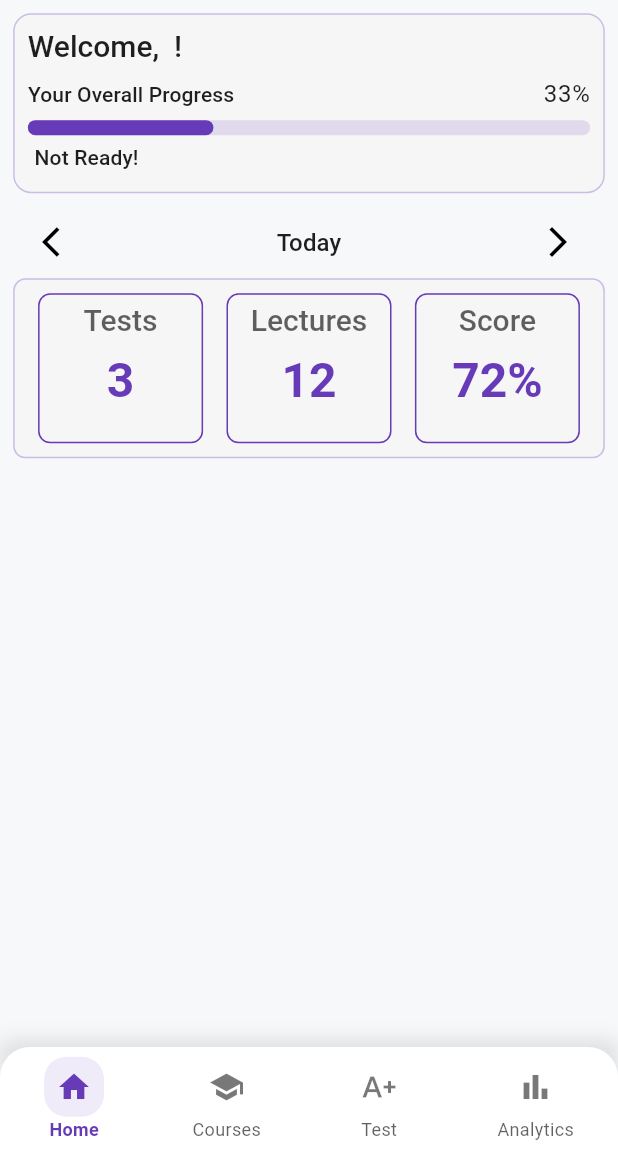
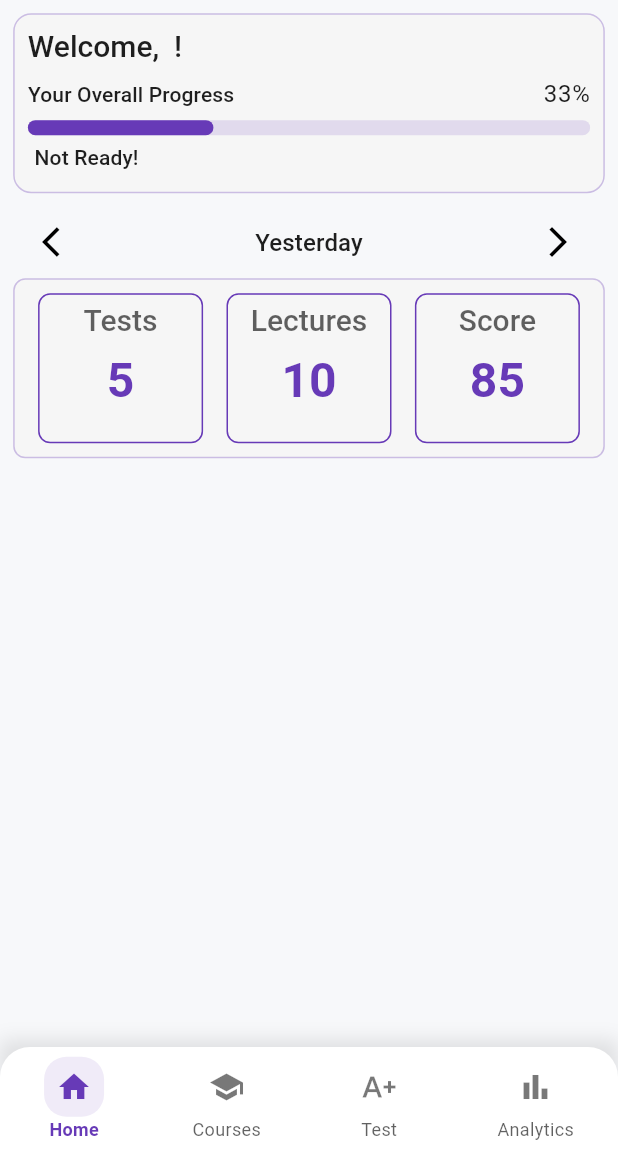
Before and after one commit to TanmayN22/Quizzler, a Flutter app: the screen it shows once a user with an empty profile is signed in, after a tap on the "arrow back ios" icon, on a phone screen of 412 x 824 dp, the part 84-1236 px from its top. Run offline on Flutter 3.47's test engine with Material 3 defaults, Android fonts, the phone set to English and light mode, and no system bars; our stand-ins replace cloud_firestore, firebase_auth, firebase_core, get; accounts and stored records are empty; generated files the repository leaves out were written again; statements that could not run were skipped.

Commit message:
daily stats box

```diff
--- /dev/null
+++ b/lib/app/home/model/data_stats_model.dart
@@ -0,0 +1,8 @@
+class DailyStats {
+  final int tests;
+  final int lectures;
+  final int score;
+
+  DailyStats(
+      {required this.tests, required this.lectures, required this.score});
+}
--- a/lib/app/home/view/home_page.dart
+++ b/lib/app/home/view/home_page.dart
@@ -1,112 +1,26 @@
 import 'package:flutter/material.dart';
-import 'package:get/get.dart';
+import 'package:quizller/app/home/widgets/daily_stat_container.dart';
 import 'package:quizller/app/home/widgets/progress_container.dart';
-import 'package:quizller/utils/constants/sizes.dart';
-import 'package:quizller/utils/helpers/responsive.dart';
 import 'package:quizller/widgets/navbar.dart';
 
-class HomePage extends StatelessWidget {
+class HomePage extends StatefulWidget {
   const HomePage({super.key});
 
   @override
+  State<HomePage> createState() => _HomePageState();
+}
+
+class _HomePageState extends State<HomePage> {
+  @override
   Widget build(BuildContext context) {
-    final colorScheme = Theme.of(context).colorScheme;
     return Scaffold(
       appBar: Navbar(title: 'Quizzler'),
       body: Column(
         children: [
           ProgressContainer(),
-          Column(
-            children: [
-              Padding(
-                padding: const EdgeInsets.only(
-                    left: AppSizes.p16, right: AppSizes.p16),
-                child: Row(
-                  mainAxisAlignment: MainAxisAlignment.spaceBetween,
-                  children: [
-                    IconButton(
-                        onPressed: () {},
-                        icon: Icon(
-                          Icons.arrow_back_ios,
-                          color: Colors.black,
-                        )),
-                    Text(
-                      'Today',
-                      style: Theme.of(context).textTheme.titleSmall,
-                    ),
-                    IconButton(
-                      onPressed: () {},
-                      icon: Icon(
-                        Icons.arrow_forward_ios,
-                        color: Colors.black,
-                      ),
-                    ),
-                  ],
-                ),
-              ),
-              Padding(
-                padding:
-                    EdgeInsets.only(left: AppSizes.p8.w, right: AppSizes.p8.w),
-                child: Container(
-                  width: Get.width,
-                  height: 120,
-                  decoration: BoxDecoration(
-                      color: colorScheme.secondary,
-                      border: Border.all(
-                          color: colorScheme.primary.withOpacity(0.3)),
-                      borderRadius: BorderRadius.circular(AppSizes.radiusMd)),
-                  child: IntrinsicHeight(
-                    child: Row(
-                      mainAxisAlignment: MainAxisAlignment.spaceEvenly,
-                      children: [
-                        statBox(context, 'Tests', '3'),
-                        statBox(context, 'Lectures', '12'),
-                        statBox(context, 'Score', '72%')
-                      ],
-                    ),
-                  ),
-                ),
-              )
-            ],
-          )
+          DailyStatContainer(),
         ],
       ),
     );
   }
 }
-
-Widget statBox(BuildContext context, String title, String value) {
-  final colorScheme = Theme.of(context).colorScheme;
-
-  return Container(
-    width: 110,
-    height: 100,
-    decoration: BoxDecoration(
-        color: colorScheme.secondary,
-        border: Border.all(color: colorScheme.primary),
-        borderRadius: BorderRadius.circular(AppSizes.radiusMd)),
-    child: Column(
-      children: [
-        SizedBox(
-          height: 4,
-        ),
-        Text(
-          title,
-          style: Theme.of(context).textTheme.titleLarge?.copyWith(
-                color: Theme.of(context).colorScheme.onSurface.withOpacity(0.7),
-              ),
-        ),
-        SizedBox(
-          height: 8,
-        ),
-        Text(
-          value,
-          style: Theme.of(context)
-              .textTheme
-              .headlineLarge
-              ?.copyWith(color: Theme.of(context).colorScheme.primaryContainer),
-        )
-      ],
-    ),
-  );
-}
--- /dev/null
+++ b/lib/app/home/widgets/daily_stat_container.dart
@@ -0,0 +1,130 @@
+import 'package:flutter/material.dart';
+import 'package:get/get.dart';
+import 'package:intl/intl.dart';
+import 'package:quizller/app/home/widgets/statbox.dart';
+import 'package:quizller/utils/constants/sizes.dart';
+import 'package:quizller/utils/helpers/responsive.dart';
+import '../model/data_stats_model.dart';
+
+class DailyStatContainer extends StatefulWidget {
+  const DailyStatContainer({super.key});
+
+  @override
+  State<DailyStatContainer> createState() => _DailyStatContainerState();
+}
+
+class _DailyStatContainerState extends State<DailyStatContainer> {
+  late DateTime _selectedDate;
+
+  Map<DateTime, DailyStats> get _statsData => {
+        _normalizeDate(DateTime.now()):
+            DailyStats(tests: 3, lectures: 12, score: 72),
+        _normalizeDate(DateTime.now().subtract(const Duration(days: 1))):
+            DailyStats(tests: 5, lectures: 10, score: 85),
+        _normalizeDate(DateTime.now().subtract(const Duration(days: 2))):
+            DailyStats(tests: 2, lectures: 8, score: 60),
+      };
+
+  @override
+  void initState() {
+    super.initState();
+    _selectedDate = DateTime.now();
+  }
+
+  DateTime _normalizeDate(DateTime date) {
+    return DateTime(date.year, date.month, date.day);
+  }
+
+  void _goToPreviousDay() {
+    setState(() {
+      _selectedDate = _selectedDate.subtract(const Duration(days: 1));
+    });
+  }
+
+  void _goToNextDay() {
+    // Preventing it from navigating to the future
+    if (_normalizeDate(_selectedDate)
+        .isBefore(_normalizeDate(DateTime.now()))) {
+      setState(() {
+        _selectedDate = _selectedDate.add(const Duration(days: 1));
+      });
+    }
+  }
+
+  String _formatDateHeader(DateTime date) {
+    final today = _normalizeDate(DateTime.now());
+    final yesterday = today.subtract(const Duration(days: 1));
+    final selectedDay = _normalizeDate(date);
+
+    if (selectedDay == today) {
+      return 'Today';
+    } else if (selectedDay == yesterday) {
+      return 'Yesterday';
+    } else {
+      return DateFormat('MMM d, yyyy').format(date);
+    }
+  }
+
+  @override
+  Widget build(BuildContext context) {
+    final colorScheme = Theme.of(context).colorScheme;
+    final isToday = _normalizeDate(_selectedDate) == _normalizeDate(DateTime.now());
+    final stats = _statsData[_normalizeDate(_selectedDate)] ?? DailyStats(tests: 0, lectures: 0, score: 0);
+    return Column(
+            children: [
+              Padding(
+                padding: const EdgeInsets.only(
+                    left: AppSizes.p16, right: AppSizes.p16),
+                child: Row(
+                  mainAxisAlignment: MainAxisAlignment.spaceBetween,
+                  children: [
+                    IconButton(
+                        onPressed: _goToPreviousDay,
+                        icon: Icon(
+                          Icons.arrow_back_ios,
+                          color: Colors.black,
+                        )),
+                    Text(
+                      _formatDateHeader(_selectedDate),
+                      style: Theme.of(context).textTheme.titleSmall,
+                    ),
+                    Opacity(
+                      opacity: isToday ? 0.3 : 1.0,
+                      child: IconButton(
+                        onPressed: isToday ? null : _goToNextDay,
+                        icon: Icon(
+                          Icons.arrow_forward_ios,
+                          color: Colors.black,
+                        ),
+                      ),
+                    ),
+                  ],
+                ),
+              ),
+              Padding(
+                padding:
+                    EdgeInsets.only(left: AppSizes.p8.w, right: AppSizes.p8.w),
+                child: Container(
+                  width: Get.width,
+                  height: 120,
+                  decoration: BoxDecoration(
+                      color: colorScheme.secondary,
+                      border: Border.all(
+                          color: colorScheme.primary.withOpacity(0.3)),
+                      borderRadius: BorderRadius.circular(AppSizes.radiusMd)),
+                  child: IntrinsicHeight(
+                    child: Row(
+                      mainAxisAlignment: MainAxisAlignment.spaceEvenly,
+                      children: [
+                        statBox(context, 'Tests', '${stats.tests}'),
+                        statBox(context, 'Lectures', '${stats.lectures}'),
+                        statBox(context, 'Score', '${stats.score}')
+                      ],
+                    ),
+                  ),
+                ),
+              )
+            ],
+          );
+  }
+}
--- /dev/null
+++ b/lib/app/home/widgets/statbox.dart
@@ -0,0 +1,38 @@
+import 'package:flutter/material.dart';
+import 'package:quizller/utils/constants/sizes.dart';
+
+Widget statBox(BuildContext context, String title, String value) {
+  final colorScheme = Theme.of(context).colorScheme;
+
+  return Container(
+    width: 110,
+    height: 100,
+    decoration: BoxDecoration(
+        color: colorScheme.secondary,
+        border: Border.all(color: colorScheme.primary),
+        borderRadius: BorderRadius.circular(AppSizes.radiusMd)),
+    child: Column(
+      children: [
+        SizedBox(
+          height: 4,
+        ),
+        Text(
+          title,
+          style: Theme.of(context).textTheme.titleLarge?.copyWith(
+                color: Theme.of(context).colorScheme.onSurface.withOpacity(0.7),
+              ),
+        ),
+        SizedBox(
+          height: 8,
+        ),
+        Text(
+          value,
+          style: Theme.of(context)
+              .textTheme
+              .headlineLarge
+              ?.copyWith(color: Theme.of(context).colorScheme.primaryContainer),
+        )
+      ],
+    ),
+  );
+}
```
